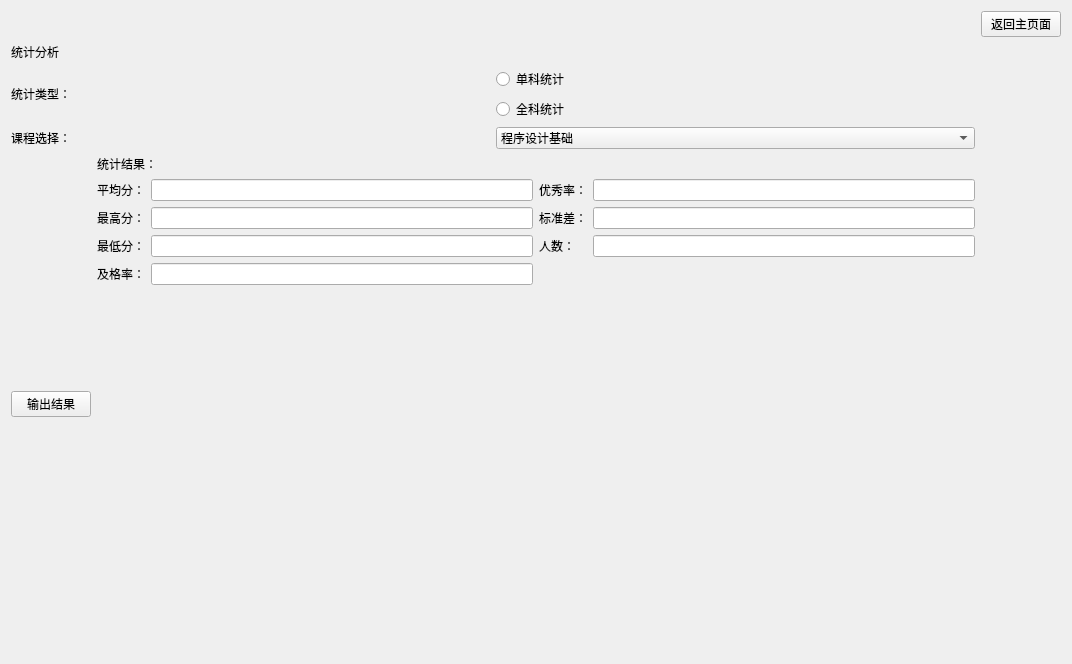
First picture: the form in StudentScoreSystem/statistics.ui, repository wmq-666/qt, before the edit.
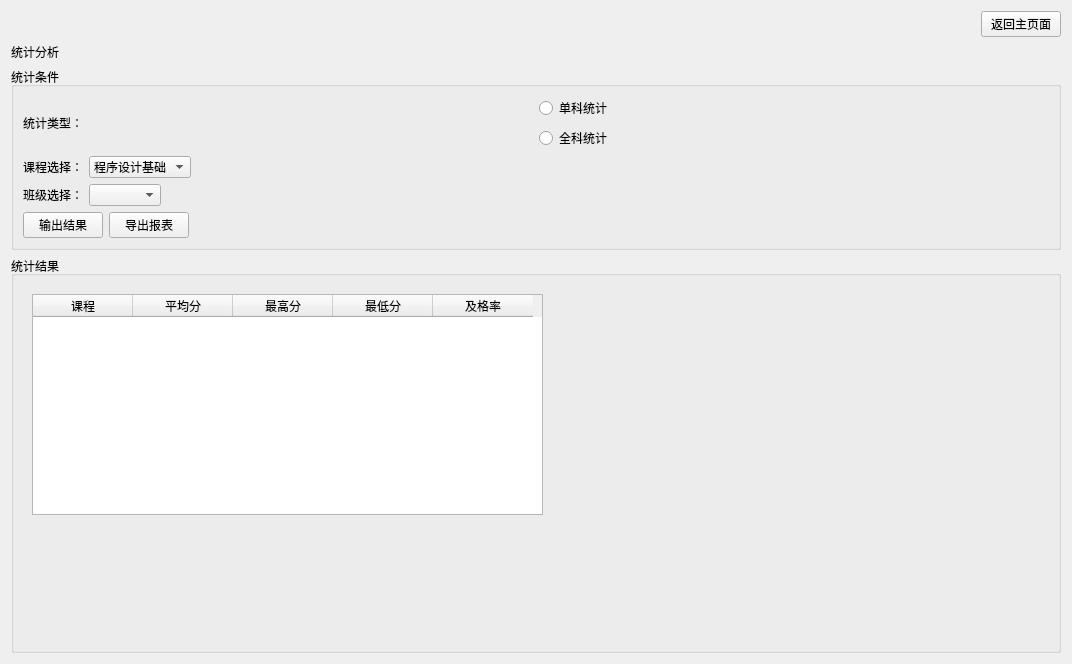
Second picture: the form after the edit.

Patch:
```diff
--- a/StudentScoreSystem/statistics.ui
+++ b/StudentScoreSystem/statistics.ui
@@ -13,23 +13,23 @@
   <property name="windowTitle">
    <string>Form</string>
   </property>
-  <layout class="QGridLayout" name="gridLayout_2">
-   <item row="0" column="0">
-    <layout class="QGridLayout" name="gridLayout">
-     <item row="0" column="0">
+  <layout class="QVBoxLayout" name="verticalLayout_4">
+   <item>
+    <layout class="QHBoxLayout" name="horizontalLayout_6">
+     <item>
       <spacer name="horizontalSpacer">
        <property name="orientation">
         <enum>Qt::Orientation::Horizontal</enum>
        </property>
        <property name="sizeHint" stdset="0">
         <size>
-         <width>423</width>
+         <width>40</width>
          <height>20</height>
         </size>
        </property>
       </spacer>
      </item>
-     <item row="0" column="1">
+     <item>
       <widget class="QPushButton" name="btnback">
        <property name="sizePolicy">
         <sizepolicy hsizetype="Maximum" vsizetype="Fixed">
@@ -42,8 +42,8 @@
        </property>
       </widget>
      </item>
-     <item row="1" column="0">
-      <layout class="QVBoxLayout" name="verticalLayout_4">
+    </layout>
+   </item>
        <item>
         <widget class="QLabel" name="label">
          <property name="sizePolicy">
@@ -58,6 +58,12 @@
         </widget>
        </item>
        <item>
+    <widget class="QGroupBox" name="groupBox">
+     <property name="title">
+      <string>统计条件</string>
+     </property>
+     <layout class="QVBoxLayout" name="verticalLayout_5">
+      <item>
         <layout class="QVBoxLayout" name="verticalLayout_3">
          <item>
           <layout class="QHBoxLayout" name="horizontalLayout">
@@ -71,14 +77,14 @@
            <item>
             <layout class="QVBoxLayout" name="verticalLayout">
              <item>
-              <widget class="QRadioButton" name="radioButton">
+             <widget class="QRadioButton" name="radioSingle">
                <property name="text">
                 <string>单科统计</string>
                </property>
               </widget>
              </item>
              <item>
-              <widget class="QRadioButton" name="radioButton_2">
+             <widget class="QRadioButton" name="radioAll">
                <property name="text">
                 <string>全科统计</string>
                </property>
@@ -89,6 +95,8 @@
           </layout>
          </item>
          <item>
+         <layout class="QFormLayout" name="formLayout_3">
+          <item row="0" column="0">
           <layout class="QHBoxLayout" name="horizontalLayout_2">
            <item>
             <widget class="QLabel" name="label_3">
@@ -98,7 +106,7 @@
             </widget>
            </item>
            <item>
-            <widget class="QComboBox" name="comboBox">
+             <widget class="QComboBox" name="cbnSourse">
              <item>
               <property name="text">
                <string>程序设计基础</string>
@@ -118,6 +126,31 @@
            </item>
           </layout>
          </item>
+          <item row="1" column="0">
+           <layout class="QHBoxLayout" name="horizontalLayout_5">
+            <item>
+             <widget class="QLabel" name="label_5">
+              <property name="text">
+               <string>班级选择：</string>
+              </property>
+             </widget>
+            </item>
+            <item>
+             <widget class="QComboBox" name="cbnClass">
+              <property name="sizePolicy">
+               <sizepolicy hsizetype="Minimum" vsizetype="Fixed">
+                <horstretch>0</horstretch>
+                <verstretch>0</verstretch>
+               </sizepolicy>
+              </property>
+             </widget>
+            </item>
+           </layout>
+          </item>
+         </layout>
+        </item>
+       </layout>
+      </item>
          <item>
           <layout class="QHBoxLayout" name="horizontalLayout_4">
            <item>
@@ -128,6 +161,51 @@
             </widget>
            </item>
            <item>
+         <widget class="QPushButton" name="btnExport">
+          <property name="text">
+           <string>导出报表</string>
+          </property>
+         </widget>
+        </item>
+        <item>
+         <spacer name="horizontalSpacer_2">
+          <property name="orientation">
+           <enum>Qt::Orientation::Horizontal</enum>
+          </property>
+          <property name="sizeHint" stdset="0">
+           <size>
+            <width>40</width>
+            <height>20</height>
+           </size>
+          </property>
+         </spacer>
+        </item>
+       </layout>
+      </item>
+     </layout>
+    </widget>
+   </item>
+   <item>
+    <widget class="QGroupBox" name="groupBox_2">
+     <property name="title">
+      <string>统计结果</string>
+     </property>
+     <layout class="QVBoxLayout" name="verticalLayout_6">
+      <item>
+       <widget class="QStackedWidget" name="stackedWidget">
+        <property name="currentIndex">
+         <number>1</number>
+        </property>
+        <widget class="QWidget" name="PageSingle">
+         <widget class="QWidget" name="">
+          <property name="geometry">
+           <rect>
+            <x>10</x>
+            <y>0</y>
+            <width>271</width>
+            <height>179</height>
+           </rect>
+          </property>
             <layout class="QVBoxLayout" name="verticalLayout_2">
              <item>
               <widget class="QLabel" name="label_18">
@@ -154,7 +232,7 @@
                   </widget>
                  </item>
                  <item row="0" column="1">
-                  <widget class="QLineEdit" name="lineEdit"/>
+                <widget class="QLineEdit" name="editAvg"/>
                  </item>
                  <item row="1" column="0">
                   <widget class="QLabel" name="label_7">
@@ -164,7 +242,7 @@
                   </widget>
                  </item>
                  <item row="1" column="1">
-                  <widget class="QLineEdit" name="lineEdit_2"/>
+                <widget class="QLineEdit" name="editMax"/>
                  </item>
                  <item row="2" column="0">
                   <widget class="QLabel" name="label_9">
@@ -174,7 +252,7 @@
                   </widget>
                  </item>
                  <item row="2" column="1">
-                  <widget class="QLineEdit" name="lineEdit_3"/>
+                <widget class="QLineEdit" name="editMin"/>
                  </item>
                  <item row="3" column="0">
                   <widget class="QLabel" name="label_11">
@@ -184,7 +262,7 @@
                   </widget>
                  </item>
                  <item row="3" column="1">
-                  <widget class="QLineEdit" name="lineEdit_4"/>
+                <widget class="QLineEdit" name="editPassRate"/>
                  </item>
                 </layout>
                </item>
@@ -197,6 +275,9 @@
                    </property>
                   </widget>
                  </item>
+               <item row="0" column="1">
+                <widget class="QLineEdit" name="editExcellentRate"/>
+               </item>
                  <item row="1" column="0">
                   <widget class="QLabel" name="label_14">
                    <property name="text">
@@ -204,6 +285,9 @@
                    </property>
                   </widget>
                  </item>
+               <item row="1" column="1">
+                <widget class="QLineEdit" name="editStdDev"/>
+               </item>
                  <item row="2" column="0">
                   <widget class="QLabel" name="label_16">
                    <property name="text">
@@ -214,28 +298,60 @@
                    </property>
                   </widget>
                  </item>
-                 <item row="0" column="1">
-                  <widget class="QLineEdit" name="lineEdit_5"/>
-                 </item>
-                 <item row="1" column="1">
-                  <widget class="QLineEdit" name="lineEdit_6"/>
-                 </item>
                  <item row="2" column="1">
-                  <widget class="QLineEdit" name="lineEdit_7"/>
+                <widget class="QLineEdit" name="editCount"/>
                  </item>
                 </layout>
                </item>
               </layout>
              </item>
             </layout>
-           </item>
-          </layout>
-         </item>
-        </layout>
-       </item>
-      </layout>
-     </item>
-    </layout>
+         </widget>
+        </widget>
+        <widget class="QWidget" name="PageAll">
+         <widget class="QTableWidget" name="tableStats">
+          <property name="geometry">
+           <rect>
+            <x>9</x>
+            <y>9</y>
+            <width>511</width>
+            <height>221</height>
+           </rect>
+          </property>
+          <property name="columnCount">
+           <number>5</number>
+          </property>
+          <column>
+           <property name="text">
+            <string>课程</string>
+           </property>
+          </column>
+          <column>
+           <property name="text">
+            <string>平均分</string>
+           </property>
+          </column>
+          <column>
+           <property name="text">
+            <string>最高分</string>
+           </property>
+          </column>
+          <column>
+           <property name="text">
+            <string>最低分</string>
+           </property>
+          </column>
+          <column>
+           <property name="text">
+            <string>及格率</string>
+           </property>
+          </column>
+         </widget>
+        </widget>
+       </widget>
+      </item>
+     </layout>
+    </widget>
    </item>
   </layout>
  </widget>
```
Lines whose indentation alone changed are shown as unchanged.
